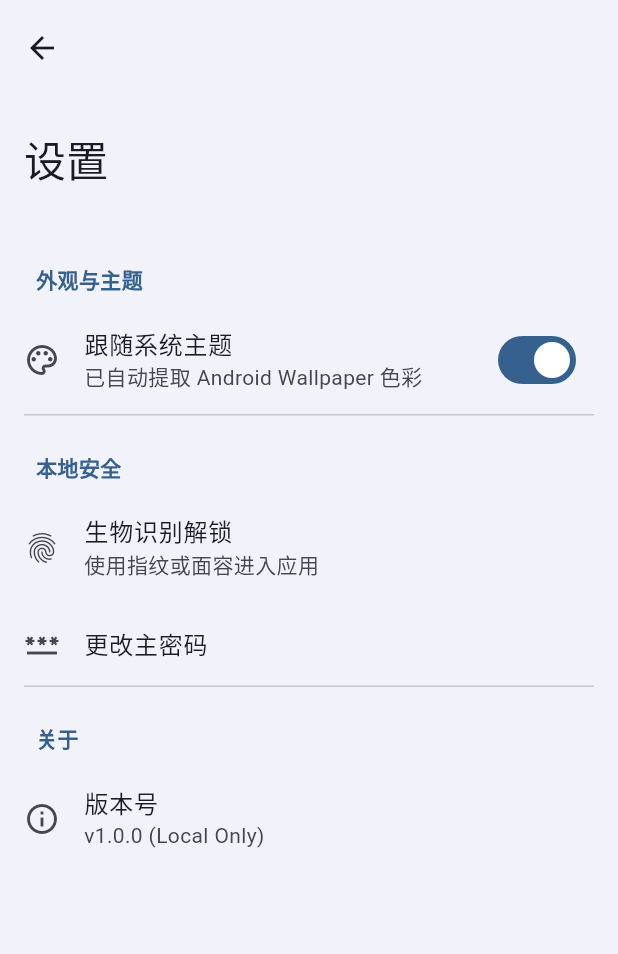
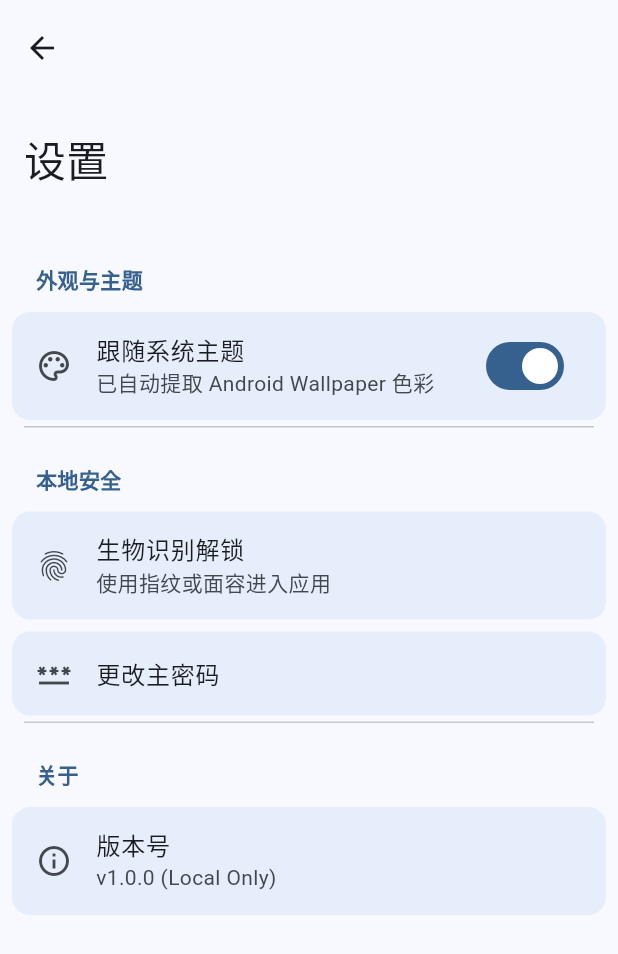
Before and after one commit to CFSL-E/PASS-F2, a Flutter app: the screen it shows after launch, after a tap on the "menu" icon, on a phone screen of 412 x 824 dp. Shown: the top 954 px of the screen. Run offline on Flutter 3.47's test engine with Material 3 defaults, Android fonts, the phone set to English and light mode, and no system bars; drawn by our look-alikes of dynamic_color.

Commit message:
Title: Fix theme color issues for light/dark mode consistency
Key features implemented:
- Updated lib/home_page.dart to fix background color scheme using proper Material Design 3 surface colors with conditional dark/light mode handling
- Modified search bar background to use dynamic color scheme based on theme mode instead of fixed colors
- Fixed password list card backgrounds to properly differentiate from overall background in both themes
- Updated lib/settings_page.dart to use correct surface color instead of surfaceContainerLow for better visual hierarchy
- Added proper background containers for settings list items with theme-aware color selection
- Modified .gitignore to use standard Flutter project exclusions

The changes ensure consistent visual appearance across both light and dark modes with proper contrast ratios while maintaining Material Design 3 guidelines. All UI elements now properly adapt their colors based on the active theme mode.

```diff
--- a/lib/home_page.dart
+++ b/lib/home_page.dart
@@ -21,9 +21,10 @@ class _HomePageState extends State<HomePage> {
   @override
   Widget build(BuildContext context) {
     final colorScheme = Theme.of(context).colorScheme;
+    final isDark = Theme.of(context).brightness == Brightness.dark;
 
     return Scaffold(
-      backgroundColor: colorScheme.surfaceContainerLow,
+      backgroundColor: colorScheme.surface,
       body: SafeArea(
         child: Padding(
           padding: const EdgeInsets.symmetric(horizontal: 16.0),
@@ -50,20 +51,24 @@ class _HomePageState extends State<HomePage> {
                   TextStyle(color: colorScheme.onSurfaceVariant.withOpacity(0.8), fontSize: 16)
                 ),
                 elevation: WidgetStateProperty.all(0),
-                backgroundColor: WidgetStateProperty.all(
-                  colorScheme.surfaceContainerHighest,
-                ),
+                backgroundColor: WidgetStateProperty.resolveWith((states) {
+                  if (isDark) {
+                    return colorScheme.surfaceContainerHighest;
+                  } else {
+                    return colorScheme.secondaryContainer;
+                  }
+                }),
               ),
               const SizedBox(height: 20),
 
               // 筛选标签行
               Row(
                 children: [
-                  _buildFilterChip('全部', 0, colorScheme),
+                  _buildFilterChip('全部', 0, colorScheme, isDark),
                   const SizedBox(width: 8),
-                  _buildFilterChip('最近添加', 1, colorScheme),
+                  _buildFilterChip('最近添加', 1, colorScheme, isDark),
                   const SizedBox(width: 8),
-                  _buildFilterChip('常用', 2, colorScheme),
+                  _buildFilterChip('常用', 2, colorScheme, isDark),
                 ],
               ),
               const SizedBox(height: 20),
@@ -80,7 +85,7 @@ class _HomePageState extends State<HomePage> {
                       child: Card(
                         elevation: 0,
                         // 还原截图中的扁平大圆角淡色气泡卡片设计
-                        color: colorScheme.surfaceContainer,
+                        color: isDark ? colorScheme.surfaceContainer : colorScheme.primaryContainer.withOpacity(0.3),
                         shape: RoundedRectangleBorder(
                           borderRadius: BorderRadius.circular(24),
                         ),
@@ -140,7 +145,7 @@ class _HomePageState extends State<HomePage> {
   }
 
   // 构建统一的视觉 Chip (还原截图中的圆角小巧设计)
-  Widget _buildFilterChip(String label, int index, ColorScheme colorScheme) {
+  Widget _buildFilterChip(String label, int index, ColorScheme colorScheme, bool isDark) {
     final isSelected = _selectedChip == index;
     return InkWell(
       onTap: () {
@@ -153,7 +158,9 @@ class _HomePageState extends State<HomePage> {
         duration: const Duration(milliseconds: 200),
         padding: const EdgeInsets.symmetric(horizontal: 16, vertical: 8),
         decoration: BoxDecoration(
-          color: isSelected ? colorScheme.primaryContainer.withOpacity(0.8) : Colors.transparent,
+          color: isSelected
+              ? colorScheme.primaryContainer.withOpacity(0.8)
+              : (isDark ? colorScheme.surfaceContainerHighest : colorScheme.secondaryContainer.withOpacity(0.5)),
           borderRadius: BorderRadius.circular(8),
           border: isSelected
               ? Border.all(color: Colors.transparent)
--- a/lib/settings_page.dart
+++ b/lib/settings_page.dart
@@ -6,10 +6,11 @@ class SettingsPage extends StatelessWidget {
   @override
   Widget build(BuildContext context) {
     final colorScheme = Theme.of(context).colorScheme;
+    final isDark = Theme.of(context).brightness == Brightness.dark;
 
     // 【规范】独立的全新 Scaffold，配合大标题滑动效果
     return Scaffold(
-      backgroundColor: colorScheme.surfaceContainerLow,
+      backgroundColor: colorScheme.surface,
       body: NestedScrollView(
         headerSliverBuilder: (BuildContext context, bool innerBoxIsScrolled) {
           return <Widget>[
@@ -17,7 +18,7 @@ class SettingsPage extends StatelessWidget {
             SliverAppBar.large(
               title: const Text('设置'),
               // 当此页面向下滑动时，大标题依然保持 MD3 圆润背景或直接融入整体
-              backgroundColor: colorScheme.surfaceContainerLow,
+              backgroundColor: colorScheme.surface,
               surfaceTintColor: colorScheme.surfaceTint,
             ),
           ];
@@ -80,6 +81,7 @@ class SettingsPage extends StatelessWidget {
 
   Widget _buildSettingsGroup(BuildContext context, {required String title, required List<Widget> children}) {
     final colorScheme = Theme.of(context).colorScheme;
+    final isDark = Theme.of(context).brightness == Brightness.dark;
     return Column(
       crossAxisAlignment: CrossAxisAlignment.start,
       children: [
@@ -94,7 +96,22 @@ class SettingsPage extends StatelessWidget {
             ),
           ),
         ),
-        ...children,
+        ...children.map((child) {
+          // 为每个列表项添加适当的背景容器，确保在浅色和深色模式下都有良好的对比度
+          if (child is ListTile) {
+            return Container(
+              margin: const EdgeInsets.symmetric(horizontal: 8, vertical: 4),
+              decoration: BoxDecoration(
+                color: isDark
+                    ? colorScheme.surfaceContainerHighest
+                    : colorScheme.secondaryContainer.withOpacity(0.5),
+                borderRadius: BorderRadius.circular(12),
+              ),
+              child: child,
+            );
+          }
+          return child;
+        }),
       ],
     );
   }
```
Also changed, not shown: 1 other file.
